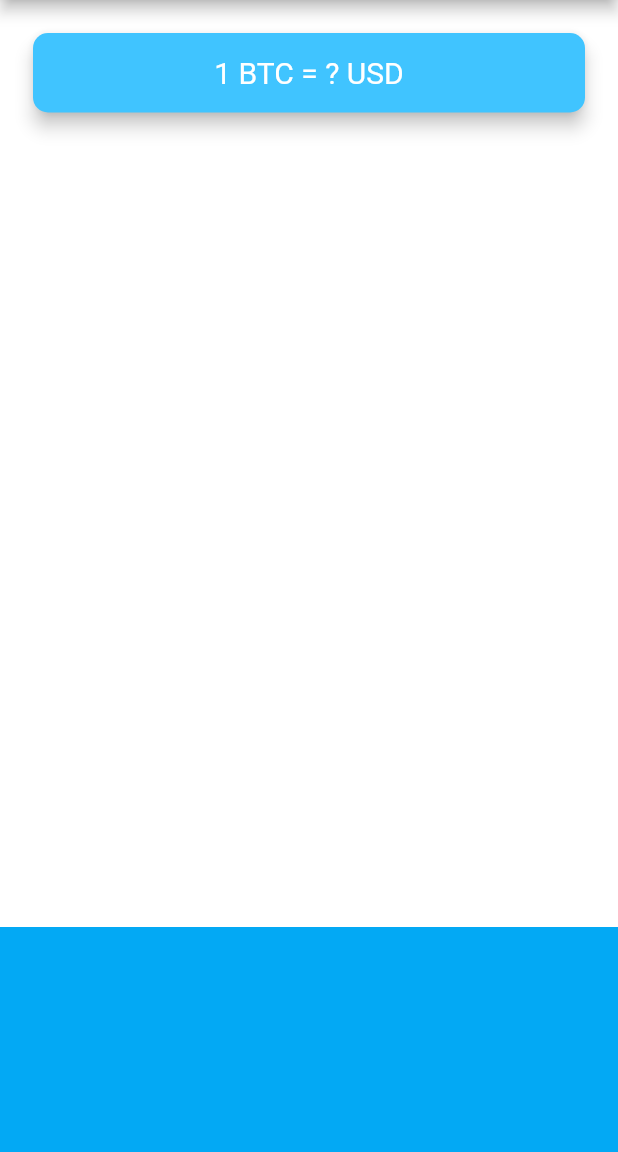
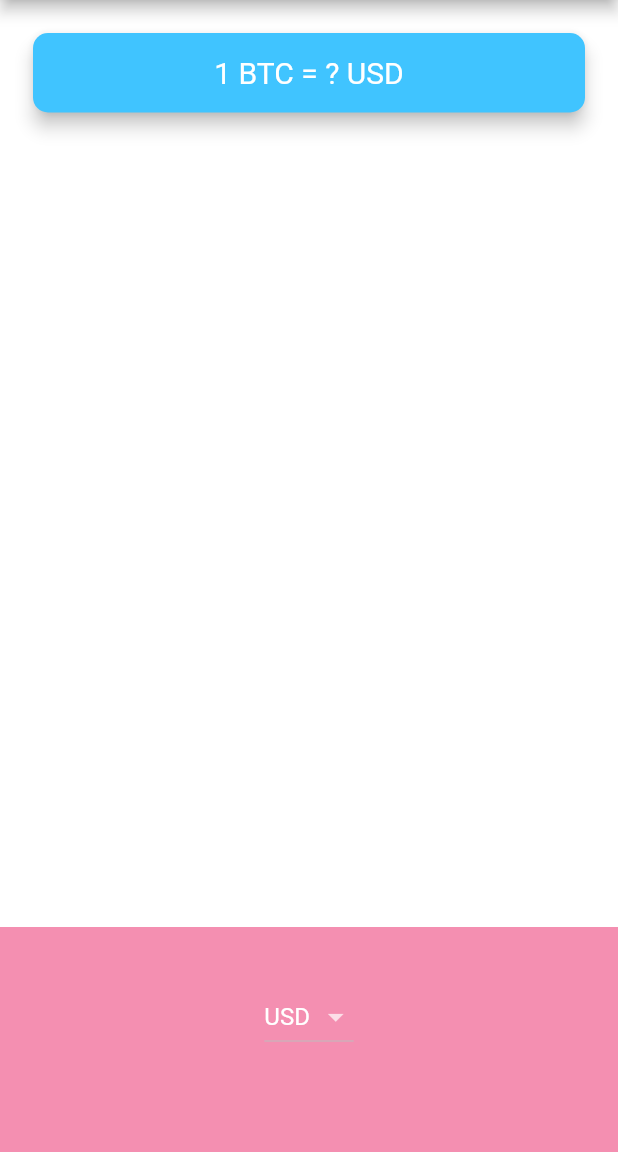
Before and after one commit to suesalito/BitCoinTicker, a Flutter app: the screen it shows after launch, on a phone screen of 412 x 824 dp, the part 84-1236 px from its top. Run offline on Flutter 3.47's test engine with Material 2 defaults, Android fonts, the phone set to English and light mode, and no system bars.

Commit message:
commit the drop down picker and platform selection.

```diff
--- a/lib/coin_data.dart
+++ b/lib/coin_data.dart
@@ -18,6 +18,7 @@ const List<String> currenciesList = [
   'RUB',
   'SEK',
   'SGD',
+  'THB',
   'USD',
   'ZAR'
 ];
--- a/lib/price_screen.dart
+++ b/lib/price_screen.dart
@@ -1,11 +1,97 @@
 import 'package:flutter/material.dart';
+import 'coin_data.dart';
+import 'package:flutter/cupertino.dart';
+import 'dart:io' show Platform;
+//const List<String> currencyList = ['USD', 'EUR', 'THB'];
 
 class PriceScreen extends StatefulWidget {
   @override
   _PriceScreenState createState() => _PriceScreenState();
 }
 
+List<DropdownMenuItem<String>> dropDrowList = [];
+
 class _PriceScreenState extends State<PriceScreen> {
+  DropdownButton<String> androidDropDownButton() {
+    List<DropdownMenuItem<String>> outputList = [];
+
+    //for (int i = 0; i < currencyList.length; i++) {
+
+    //   outputList.add(
+    //     DropdownMenuItem(
+    //       child: Text(currencyList[i]),
+    //       value: currencyList[i],
+    //     ),
+    //   );
+
+    // You can also use " For in" in this case which will return the samething.
+    for (String currency in currenciesList) {
+      outputList.add(
+        DropdownMenuItem(
+          child: Text(currency),
+          value: currency,
+        ),
+      );
+
+      //print(currencyList[i]);
+    }
+    //return ;
+    return DropdownButton<String>(
+      value: selectedCurrency,
+      dropdownColor: Colors.black,
+      items: outputList,
+      onChanged: (value) {
+        setState(
+          () {
+            selectedCurrency = value;
+            print(value);
+          },
+        );
+      },
+    );
+  }
+
+  CupertinoPicker iOSPicker() {
+    List<Widget> pickerList = [];
+    for (String currency in currenciesList) {
+      pickerList.add(Text(currency));
+
+      //print(currencyList[i]);
+    }
+    //return pickerList;
+    return CupertinoPicker(
+      itemExtent: 32,
+      onSelectedItemChanged: (selectedIndex) {
+        print(selectedIndex);
+      },
+      scrollController: FixedExtentScrollController(initialItem: 20),
+      children: pickerList,
+    );
+  }
+
+  Widget getPicker() {
+    if (Platform.isIOS) {
+      print('this is ios');
+      return iOSPicker();
+    } else if (Platform.isAndroid) {
+      print('this is android');
+      return androidDropDownButton();
+    }
+  }
+
+  String selectedCurrency = 'USD';
+
+  @override
+  void initState() {
+    // TODO: implement initState
+  }
+
+  @override
+  void deactivate() {
+    // TODO: implement deactivate
+    super.deactivate();
+  }
+
   @override
   Widget build(BuildContext context) {
     return Scaffold(
@@ -41,9 +127,13 @@ class _PriceScreenState extends State<PriceScreen> {
             height: 150.0,
             alignment: Alignment.center,
             padding: EdgeInsets.only(bottom: 30.0),
-            color: Colors.lightBlue,
-            child: null,
-          ),
+            color: Colors.pink[200],
+            width: 20,
+            //color: Colors.lightBlue,
+            //child: androidDropDownButton(),
+            child: getPicker(),
+          )
+          //child:
         ],
       ),
     );
```
